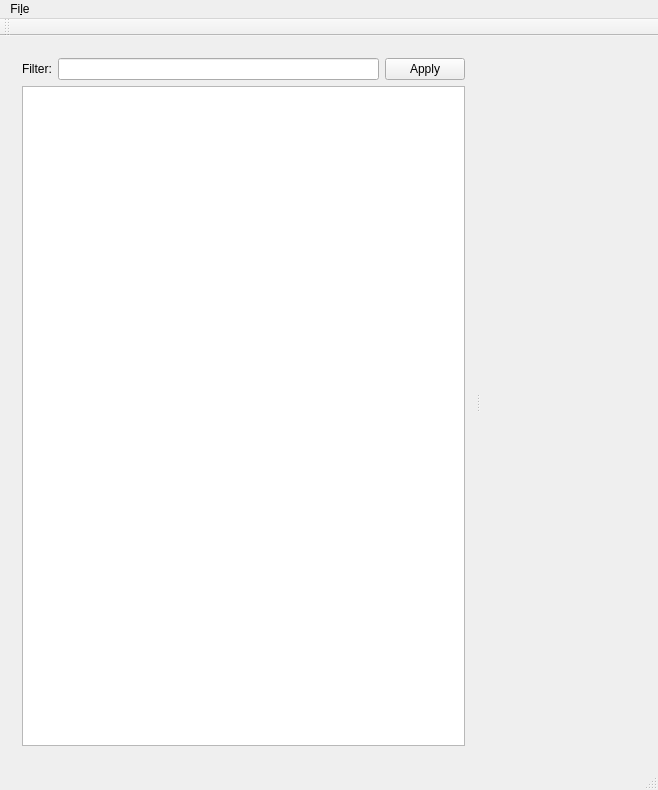
First picture: the form in qtbrowser.ui, repository CMSTrackerDPG/QTBrowser, before the edit.
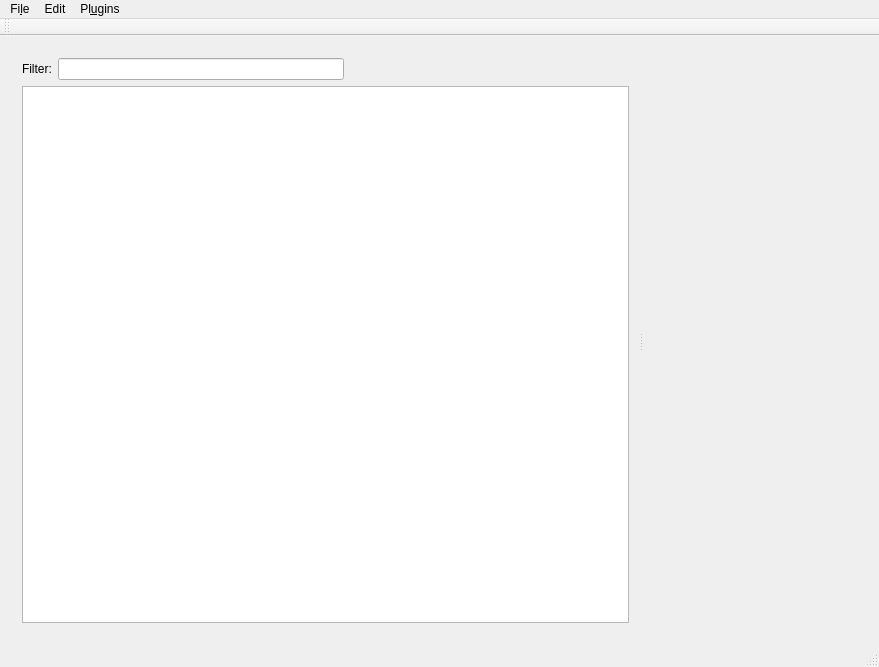
Second picture: the form after the edit. Custom widgets are drawn as their Qt base class.

Commit message: Integrate DQMFileDownloader, Superimp/Concat Plugin cont.

Diff of the .ui file:
```diff
--- a/qtbrowser.ui
+++ b/qtbrowser.ui
@@ -6,8 +6,8 @@
    <rect>
     <x>0</x>
     <y>0</y>
-    <width>658</width>
-    <height>790</height>
+    <width>879</width>
+    <height>667</height>
    </rect>
   </property>
   <property name="windowTitle">
@@ -17,9 +17,27 @@
    <layout class="QVBoxLayout" name="verticalLayout_2">
     <item>
      <widget class="QSplitter" name="splitter">
+      <property name="font">
+       <font>
+        <weight>50</weight>
+        <bold>false</bold>
+       </font>
+      </property>
+      <property name="frameShadow">
+       <enum>QFrame::Plain</enum>
+      </property>
+      <property name="lineWidth">
+       <number>1</number>
+      </property>
       <property name="orientation">
        <enum>Qt::Horizontal</enum>
       </property>
+      <property name="opaqueResize">
+       <bool>true</bool>
+      </property>
+      <property name="handleWidth">
+       <number>2</number>
+      </property>
       <widget class="QWidget" name="layoutWidget">
        <layout class="QVBoxLayout" name="verticalLayout">
         <item>
@@ -35,11 +53,17 @@
            <widget class="QLineEdit" name="filterLineEdit"/>
           </item>
           <item>
-           <widget class="QPushButton" name="applyFilterButton">
-            <property name="text">
-             <string>Apply</string>
+           <spacer name="horizontalSpacer">
+            <property name="orientation">
+             <enum>Qt::Horizontal</enum>
             </property>
-           </widget>
+            <property name="sizeHint" stdset="0">
+             <size>
+              <width>40</width>
+              <height>20</height>
+             </size>
+            </property>
+           </spacer>
           </item>
          </layout>
         </item>
@@ -58,7 +82,7 @@
     <rect>
      <x>0</x>
      <y>0</y>
-     <width>658</width>
+     <width>879</width>
      <height>28</height>
     </rect>
    </property>
@@ -67,8 +91,23 @@
      <string>Fi&amp;le</string>
     </property>
     <addaction name="actionOpen_File"/>
+    <addaction name="actionDownload_Remote_Files"/>
+   </widget>
+   <widget class="QMenu" name="menuRemote_Files">
+    <property name="title">
+     <string>Edit</string>
+    </property>
+    <addaction name="actionSettings"/>
+   </widget>
+   <widget class="QMenu" name="menuPlugins">
+    <property name="title">
+     <string>Pl&amp;ugins</string>
+    </property>
+    <addaction name="actionAbout_Plugins"/>
    </widget>
    <addaction name="menuFile"/>
+   <addaction name="menuRemote_Files"/>
+   <addaction name="menuPlugins"/>
   </widget>
   <widget class="QToolBar" name="mainToolBar">
    <attribute name="toolBarArea">
```
Left out of the diff: 21 changed lines with no effect on the pictures. The commit also changes 26 other files.
